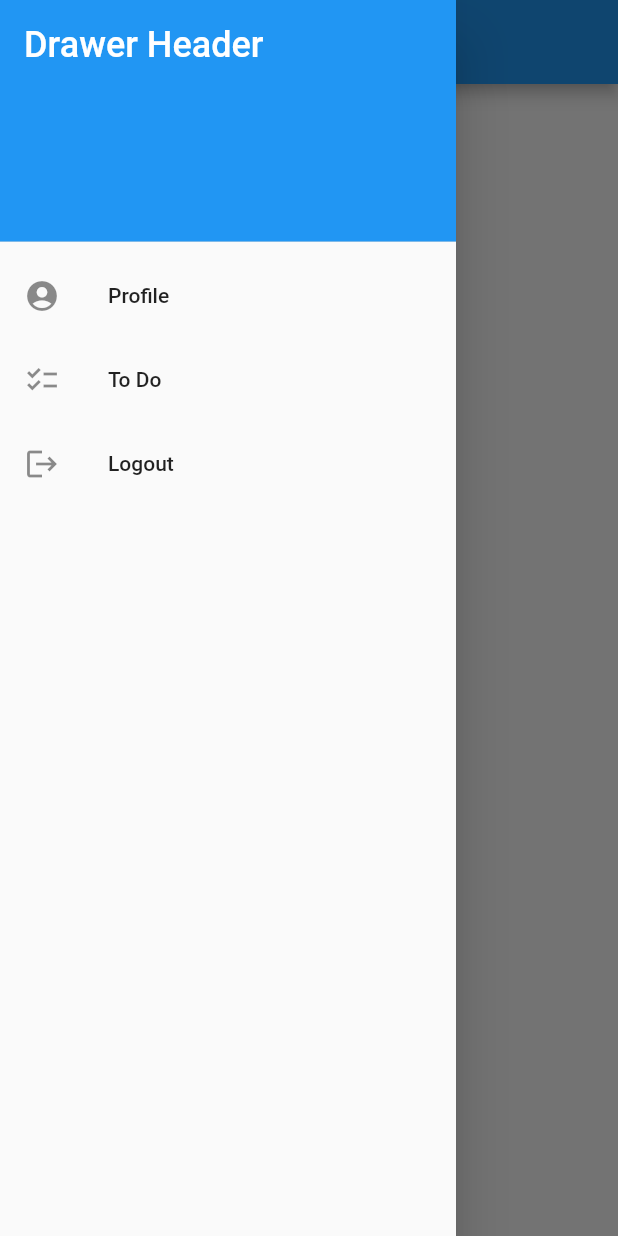
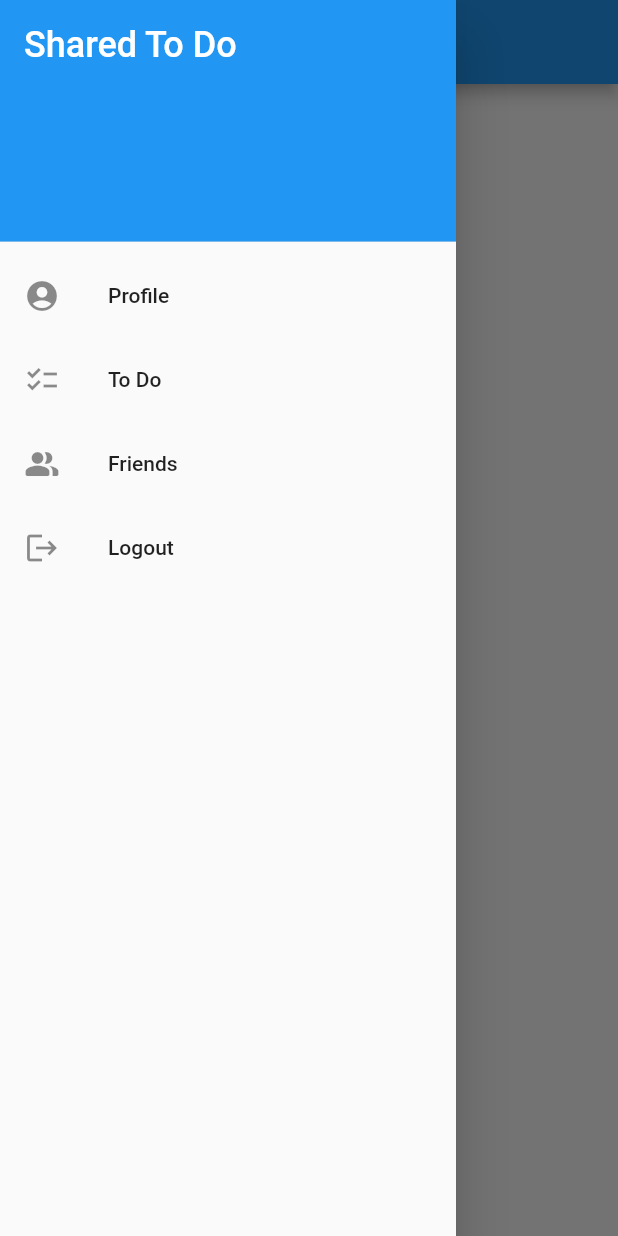
Before and after one commit to CMSC-23-1st-Sem-2022-2023/cmsc-23-project-smvillavicencio, a Flutter app: the screen it shows once a user with an empty profile is signed in, with the side drawer open, on a phone screen of 412 x 824 dp. Run offline on Flutter 3.47's test engine with Material 2 defaults, Android fonts, the light colour scheme and no system bars; our stand-ins replace cloud_firestore, date_field, firebase_auth, firebase_core, fluttertoast, google_fonts; missing offline and left inert: fake_cloud_firestore, firebase_auth_mocks; accounts and stored records are empty.

Commit message:
refactor: separate drawer widget file

```diff
--- a/lib/screens/user_profile.dart
+++ b/lib/screens/user_profile.dart
@@ -1,6 +1,7 @@
 import 'package:cmsc23_project_villavicencio/models/user_model.dart';
 import 'package:cmsc23_project_villavicencio/providers/auth_provider.dart';
 import 'package:cmsc23_project_villavicencio/providers/user_provider.dart';
+import 'package:cmsc23_project_villavicencio/widgets/drawer_widget.dart';
 import 'package:flutter/material.dart';
 import 'package:provider/provider.dart';
 
@@ -21,40 +22,7 @@
         appBar: AppBar(
           title: const Text('Profile'),
         ),
-        drawer: Drawer(
-            child: ListView(
-          padding: EdgeInsets.zero,
-          children: <Widget>[
-            DrawerHeader(
-              decoration: BoxDecoration(
-                color: Colors.blue,
-              ),
-              child: Text(
-                'Drawer Header',
-                style: TextStyle(
-                  color: Colors.white,
-                  fontSize: 24,
-                ),
-              ),
-            ),
-            ListTile(
-              leading: Icon(Icons.account_circle),
-              title: Text('Profile'),
-            ),
-            ListTile(
-              leading: Icon(Icons.checklist),
-              title: Text('To Do'),
-            ),
-            ListTile(
-              leading: Icon(Icons.logout),
-              title: Text('Logout'),
-              onTap: () {
-                context.read<AuthProvider>().signOut();
-                Navigator.pop(context);
-              },
-            ),
-          ],
-        )),
+        drawer: DrawerWidget(),
         body: Center(
           child: Container(
             child: StreamBuilder(
--- /dev/null
+++ b/lib/widgets/drawer_widget.dart
@@ -0,0 +1,91 @@
+import 'package:cmsc23_project_villavicencio/providers/auth_provider.dart';
+import 'package:flutter/material.dart';
+import 'package:provider/provider.dart';
+
+class DrawerWidget extends StatelessWidget {
+  const DrawerWidget({super.key});
+
+  @override
+  Widget build(BuildContext context) {
+    return Drawer(
+        child: ListView(
+      padding: EdgeInsets.zero,
+      children: <Widget>[
+        DrawerHeader(
+          decoration: BoxDecoration(
+            color: Colors.blue,
+          ),
+          child: Text(
+            'Shared To Do',
+            style: TextStyle(
+              color: Colors.white,
+              fontSize: 24,
+            ),
+          ),
+        ),
+        ListTile(
+          leading: Icon(Icons.account_circle),
+          title: Text('Profile'),
+          onTap: () {},
+        ),
+        ListTile(
+          leading: Icon(Icons.checklist),
+          title: Text('To Do'),
+          onTap: () {},
+        ),
+        ListTile(
+          leading: Icon(Icons.people_alt_rounded),
+          title: Text('Friends'),
+          onTap: () {},
+        ),
+        ListTile(
+          leading: Icon(Icons.logout),
+          title: Text('Logout'),
+          onTap: () {
+            context.read<AuthProvider>().signOut();
+            Navigator.pop(context);
+          },
+        ),
+      ],
+    ));
+
+    return Drawer(
+      child: ListView(
+        // Important: Remove any padding from the ListView.
+        padding: EdgeInsets.zero,
+        children: [
+          const DrawerHeader(
+            decoration: BoxDecoration(
+              color: Colors.blue,
+            ),
+            child: Text('Exercise 4'),
+          ),
+          ListTile(
+            title: const Text('Home'),
+            onTap: () {
+              Navigator.pushNamed(context, '/');
+            },
+          ),
+          ListTile(
+            title: const Text('Profile'),
+            onTap: () {
+              Navigator.pushNamed(context, '/profile');
+            },
+          ),
+          ListTile(
+            title: const Text('GWA Calculator'),
+            onTap: () {
+              Navigator.pushNamed(context, '/calculator');
+            },
+          ),
+          ListTile(
+            title: const Text('Contacts'),
+            onTap: () {
+              Navigator.pushNamed(context, '/contacts');
+            },
+          ),
+        ],
+      ),
+    );
+  }
+}
```
